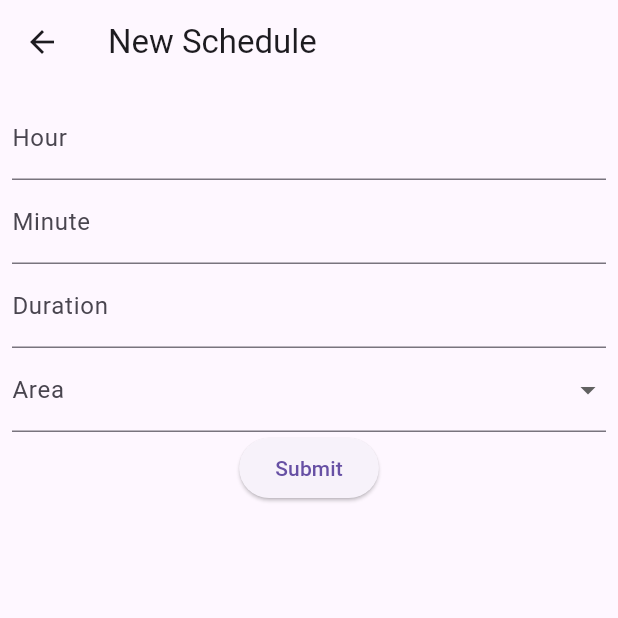
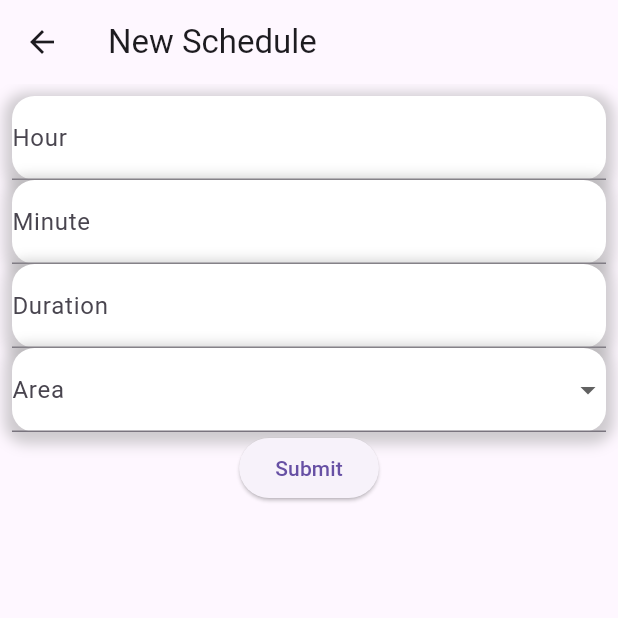
Before and after one commit to WiedjajaAtmadja/flutter_application_fertigation, a Flutter app: the screen it shows after launch, after a tap on the "add" icon, on a phone screen of 412 x 824 dp, the top half of it. Run offline on Flutter 3.47's test engine with Material 3 defaults, Android fonts, the phone set to English and light mode, and no system bars.

Commit message:
show schedule on home page and adding cards on input page.

```diff
--- a/lib/main.dart
+++ b/lib/main.dart
@@ -1,7 +1,26 @@
 import 'package:flutter/material.dart';
 
 void main() {
-  runApp(const MyApp());
+  runApp(MyApp());
+}
+
+class MyApp extends StatefulWidget {
+  MyApp({Key? key}) : super(key: key);
+
+  @override
+  _MyAppState createState() => _MyAppState();
+}
+
+class _MyAppState extends State<MyApp> {
+  List<Map<String, String>> schedules = [];
+
+  @override
+  Widget build(BuildContext context) {
+    return MaterialApp(
+      title: 'My App',
+      home: MyHomePage(title: 'Home Page', schedules: schedules),
+    );
+  }
 }
 
 class MyHomePage extends StatefulWidget {
@@ -16,19 +35,31 @@ class MyHomePage extends StatefulWidget {
 }
 
 class _MyHomePageState extends State<MyHomePage> {
+  List<Map<String, String>> schedules = [];
+
   @override
   Widget build(BuildContext context) {
     return Scaffold(
       appBar: AppBar(
         title: Text(widget.title),
       ),
-      body: widget.schedules.isEmpty
+      body: schedules.isEmpty
           ? Center(child: Text('There are no added schedules'))
           : ListView.builder(
-              itemCount: widget.schedules.length,
+              itemCount: schedules.length,
               itemBuilder: (context, index) {
-                final schedule = widget.schedules[index];
-                // return a widget to display the schedule
+                return Card(
+                  // Add this
+                  shape: RoundedRectangleBorder(
+                    borderRadius: BorderRadius.circular(15), // Add this
+                  ),
+                  child: ListTile(
+                    title: Text(schedules[index]
+                        .entries
+                        .map((e) => '${e.key}: ${e.value}')
+                        .join(', ')),
+                  ),
+                );
               },
             ),
       floatingActionButton: FloatingActionButton(
@@ -39,27 +70,12 @@ class _MyHomePageState extends State<MyHomePage> {
           );
           if (newSchedule != null) {
             setState(() {
-              widget.schedules.add(newSchedule);
+              schedules.add(newSchedule);
             });
           }
         },
         child: Icon(Icons.add),
       ),
-    );
-  }
-}
-
-class MyApp extends StatelessWidget {
-  const MyApp({Key? key}) : super(key: key);
-
-  @override
-  Widget build(BuildContext context) {
-    return MaterialApp(
-      title: 'Farm Scheduler',
-      theme: ThemeData(
-        primarySwatch: Colors.green,
-      ),
-      home: MyHomePage(title: 'Farm Scheduler Home Page', schedules: []),
     );
   }
 }
@@ -96,7 +112,20 @@ class _NewSchedulePageState extends State<NewSchedulePage> {
           key: _formKey,
           child: Column(
             children: <Widget>[
-              TextFormField(
+              Container(
+                decoration: BoxDecoration(
+                  color: Colors.white,
+                  borderRadius: BorderRadius.circular(15),
+                  boxShadow: [
+                    BoxShadow(
+                      color: Colors.grey.withOpacity(0.5),
+                      spreadRadius: 5,
+                      blurRadius: 7,
+                      offset: Offset(0, 3),
+                    ),
+                  ],
+                ),
+                child: TextFormField(
                     decoration: const InputDecoration(
                       labelText: 'Hour',
                     ),
@@ -111,9 +140,22 @@ class _NewSchedulePageState extends State<NewSchedulePage> {
                         return 'Please enter a valid hour (0-23)';
                       }
                       return null;
-                },
+                    }),
               ),
-              TextFormField(
+              Container(
+                decoration: BoxDecoration(
+                  color: Colors.white,
+                  borderRadius: BorderRadius.circular(15), // Add this
+                  boxShadow: [
+                    BoxShadow(
+                      color: Colors.grey.withOpacity(0.5),
+                      spreadRadius: 5,
+                      blurRadius: 7,
+                      offset: Offset(0, 3),
+                    ),
+                  ],
+                ),
+                child: TextFormField(
                   decoration: const InputDecoration(
                     labelText: 'Minute',
                   ),
@@ -130,7 +172,21 @@ class _NewSchedulePageState extends State<NewSchedulePage> {
                     return null;
                   },
                 ),
-              TextFormField(
+              ),
+              Container(
+                decoration: BoxDecoration(
+                  color: Colors.white,
+                  borderRadius: BorderRadius.circular(15), // Add this
+                  boxShadow: [
+                    BoxShadow(
+                      color: Colors.grey.withOpacity(0.5),
+                      spreadRadius: 5,
+                      blurRadius: 7,
+                      offset: Offset(0, 3),
+                    ),
+                  ],
+                ),
+                child: TextFormField(
                   decoration: const InputDecoration(
                     labelText: 'Duration',
                   ),
@@ -147,7 +203,21 @@ class _NewSchedulePageState extends State<NewSchedulePage> {
                     return null;
                   },
                 ),
-              DropdownButtonFormField<String>(
+              ),
+              Container(
+                decoration: BoxDecoration(
+                  color: Colors.white,
+                  borderRadius: BorderRadius.circular(15),
+                  boxShadow: [
+                    BoxShadow(
+                      color: Colors.grey.withOpacity(0.5),
+                      spreadRadius: 5,
+                      blurRadius: 7,
+                      offset: Offset(0, 3),
+                    ),
+                  ],
+                ),
+                child: DropdownButtonFormField<String>(
                     decoration: const InputDecoration(
                       labelText: 'Area',
                     ),
@@ -166,7 +236,7 @@ class _NewSchedulePageState extends State<NewSchedulePage> {
                         return 'Please select an area';
                       }
                       return null;
-                },
+                    }),
               ),
               ElevatedButton(
                 onPressed: () {
```
Also changed, not shown: 2 other files. Lines whose indentation alone changed are shown as unchanged.
